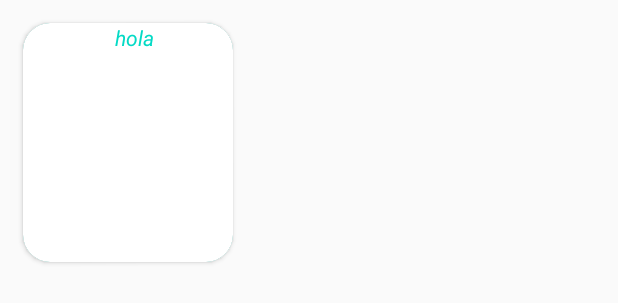
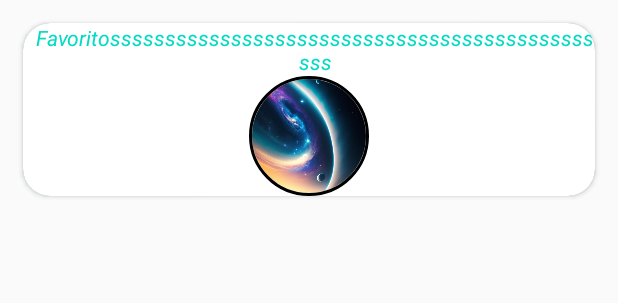
Before and after one commit to sebasDesing/Astro_v2, an Android app: the layout item_detail_type.xml on its own in the app's theme, with its tools: preview values and no code run, on a phone screen of 412 x 824 dp. Shown: the top 303 px of the screen. Run offline under Robolectric (Android 15) with nearby library versions, the phone set to English and light mode, and no system bars.

Commit message:
rv Details

```diff
--- a/app/src/main/java/com/example/astrop/ui/astroType/AstroTypeFragment.kt
+++ b/app/src/main/java/com/example/astrop/ui/astroType/AstroTypeFragment.kt
@@ -17,6 +17,7 @@ import androidx.recyclerview.widget.DividerItemDecoration
 import androidx.recyclerview.widget.GridLayoutManager
 import androidx.recyclerview.widget.LinearLayoutManager
 import com.example.astrop.R
+import com.example.astrop.data.model.AstroTypeModel
 import com.example.astrop.databinding.FragmentAstroTypeBinding
 import com.example.astrop.domain.model.AstroDetail
 import com.example.astrop.domain.model.AstroType
@@ -81,7 +82,7 @@ class AstroTypeFragment : Fragment() {
         Log.i("HiAstro", "$astro")
         Toast.makeText(requireContext(), "Hello ${astro.typeAstro}", Toast.LENGTH_SHORT).show()
         val nav = AstroTypeFragmentDirections.actionAstroTypeFragmentToDetailFragment(
-            astro.id_type_astro
+            AstroTypeModel(astro.typeAstro,astro.imgUrl,astro.id_type_astro)
         )
         findNavController().navigate(nav)
     }
--- a/app/src/main/res/layout/fragment_detail.xml
+++ b/app/src/main/res/layout/fragment_detail.xml
@@ -16,7 +16,9 @@
         app:layout_constraintEnd_toEndOf="parent"
         app:layout_constraintStart_toStartOf="parent"
         app:layout_constraintTop_toTopOf="parent"
+        app:layout_constraintVertical_bias="0.060000002"
         app:layout_constraintVertical_chainStyle="packed" />
+
 
     <androidx.recyclerview.widget.RecyclerView
         android:id="@+id/rv_detail"
--- a/app/src/main/res/layout/item_detail_type.xml
+++ b/app/src/main/res/layout/item_detail_type.xml
@@ -15,29 +15,31 @@
 
         <de.hdodenhof.circleimageview.CircleImageView
             android:id="@+id/imgViewUrl"
-            android:layout_width="140dp"
-            android:layout_height="140dp"
+            android:layout_width="80dp"
+            android:layout_height="80dp"
             android:scaleType="centerCrop"
             app:civ_border_width="2dp"
             app:civ_border_color="?colorSecondary"
             app:layout_constraintDimensionRatio="1:1"
             app:layout_constraintStart_toStartOf="parent"
+            app:layout_constraintEnd_toEndOf="parent"
+            tools:src="@drawable/bg_daily"
             app:layout_constraintTop_toBottomOf="@+id/nameAstro" />
 
         <TextView
             android:id="@+id/nameAstro"
-            android:layout_width="wrap_content"
+            android:layout_width="match_parent"
             android:layout_height="wrap_content"
             android:textStyle="italic"
             android:layout_marginStart="8dp"
             android:layout_marginBottom="16dp"
-            android:textAlignment="center"
+            android:gravity="center"
             app:layout_constraintEnd_toEndOf="parent"
             app:layout_constraintBottom_toTopOf="@id/imgViewUrl"
             app:layout_constraintStart_toStartOf="parent"
             app:layout_constraintTop_toTopOf="parent"
             app:layout_constraintVertical_chainStyle="packed"
-            tools:text="hola"
+            tools:text="@string/favorites"
             tools:textColor="@color/teal_200"
             tools:textSize="20sp" />
 
--- a/app/src/main/res/navigation/nav_graph.xml
+++ b/app/src/main/res/navigation/nav_graph.xml
@@ -87,10 +87,10 @@
     <fragment
         android:id="@+id/detailFragment"
         android:name="com.example.astrop.ui.astroDetail.DetailFragment"
-        android:label="fragment_detail"
+        android:label="@string/astroTypeList"
         tools:layout="@layout/fragment_detail" >
         <argument
-            android:name="id_type"
-            app:argType="integer" />
+            android:name="astroType"
+            app:argType="com.example.astrop.data.model.AstroTypeModel" />
     </fragment>
 </navigation>
--- a/app/src/main/res/values/strings.xml
+++ b/app/src/main/res/values/strings.xml
@@ -25,11 +25,14 @@
     <string name="pictute_of_the_day">Pictute of the day</string>
     <string name="date">Date</string>
     <string name="hello">Hola tu  %s !!</string>
+    <string name="helptext_astro"> Seelecciona un :  %s !!</string>
+    <string name="helptext_galaxi"> Seelecciona una :  %s !!</string>
     <string name="home_help">Selecciona un astro!</string>
     <string name="home_curiosities">Curiosidades</string>
     <string name="curiosities">Curiosidades…</string>
     <string name="user_profile">Perfil</string>
-    <string name="favorites">Favoritos</string>
+    <string name="favorites">Favoritosssssssssssssssssssssssssssssssssssssssssssssss</string>
     <string name="title_astro_type">Tipos de astro</string>
     <string name="title_astro_type_grid">Selecciona un tipo de astro !</string>
+    <string name="astroTypeList">"Astros "</string>
 </resources>
```
Also changed, not shown: app/src/main/java/com/example/astrop/ui/astroDetail/DetailFragment.kt (+12 -6 lines), app/src/main/java/com/example/astrop/ui/astroDetail/DetailViewModel.kt (+0 -15 lines).
